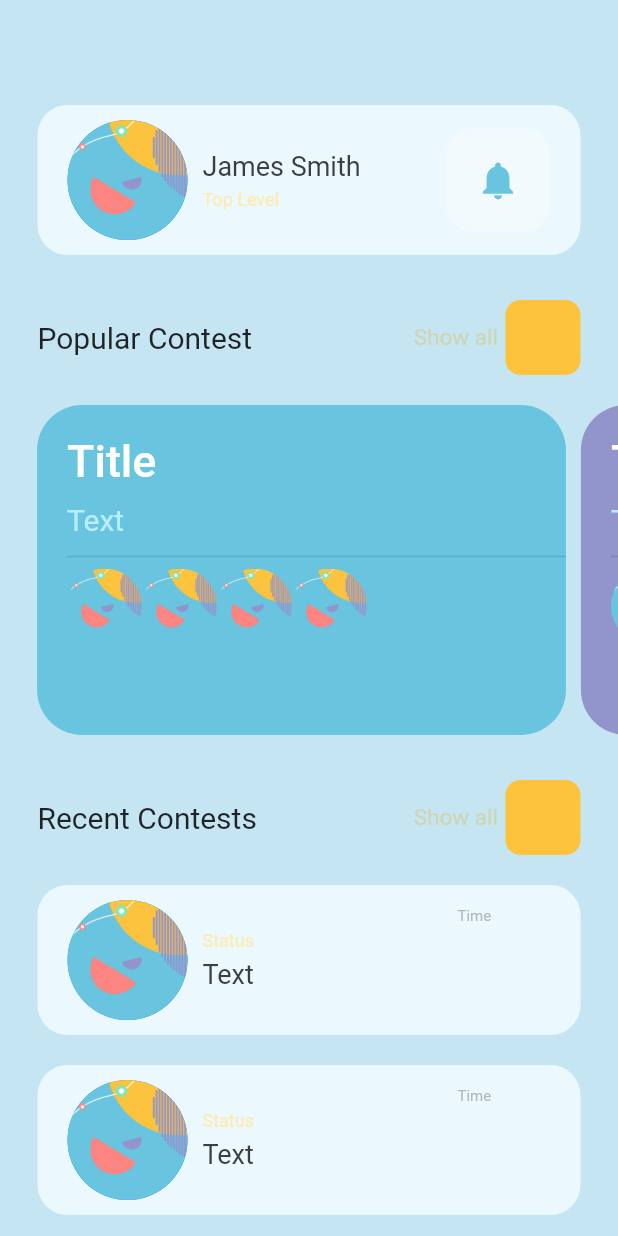
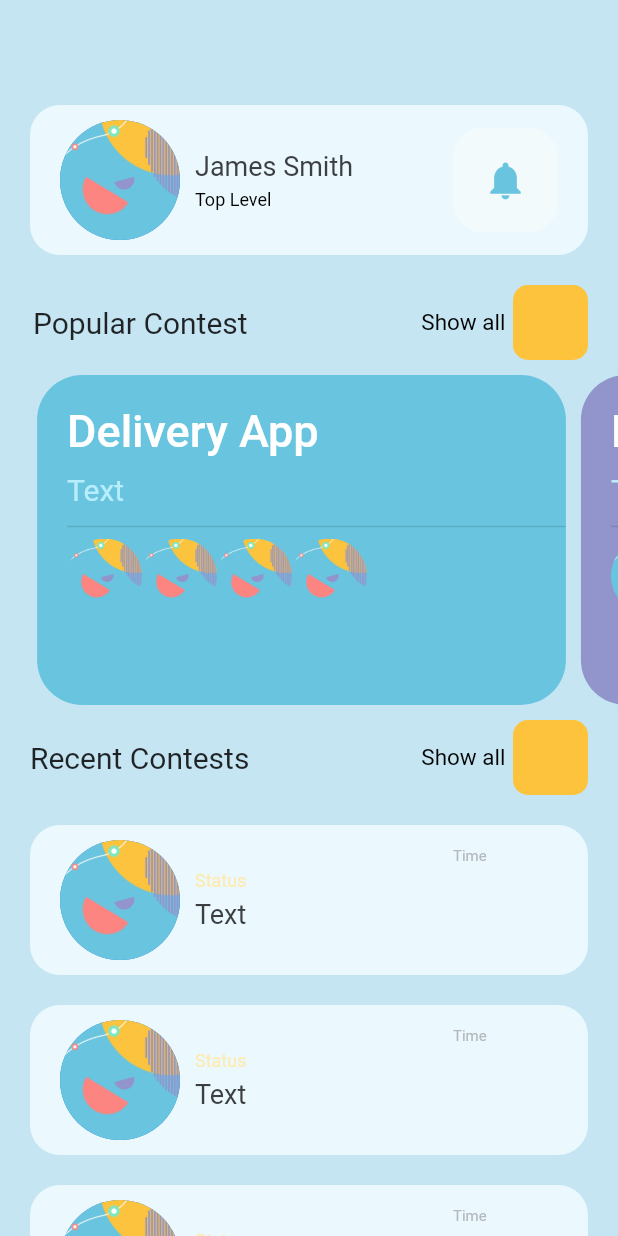
Before and after one commit to mdazadhossain95/flutter_getx, a Flutter app: the ContentPage screen opened directly, on a phone screen of 412 x 824 dp. Run offline on Flutter 3.47's test engine with Material 2 defaults, Android fonts, the phone set to English and light mode, and no system bars; our stand-ins replace get.

```diff
--- a/lib/content_page.dart
+++ b/lib/content_page.dart
@@ -4,6 +4,7 @@ import 'package:flutter/material.dart';
 import 'package:get/get.dart';
 
 import 'my_detail_page.dart';
+
 class ContentPage extends StatefulWidget {
   const ContentPage({Key? key}) : super(key: key);
 
@@ -12,39 +13,64 @@ class ContentPage extends StatefulWidget {
 }
 
 class _ContentPageState extends State<ContentPage> {
+  List list = [];
+  List info = [];
+
+  _readData() async {
+    await DefaultAssetBundle.of(context)
+        .loadString("json/recent.json")
+        .then((s) {
+      setState(() {
+        list = json.decode(s);
+      });
+    });
+    await DefaultAssetBundle.of(context)
+        .loadString("json/detail.json")
+        .then((s) {
+      setState(() {
+        info = json.decode(s);
+      });
+    });
+  }
+
+  @override
+  void initState() {
+    // TODO: implement initState
+    _readData();
+    super.initState();
+  }
 
   @override
   Widget build(BuildContext context) {
-    double height=MediaQuery.of(context).size.height;
-    double width=MediaQuery.of(context).size.width;
-    int _currentIndex  = 0;
-    return
-      Scaffold(
+    double height = MediaQuery.of(context).size.height;
+    double width = MediaQuery.of(context).size.width;
+    int _currentIndex = 0;
+    return Scaffold(
       body: Container(
-          padding: const EdgeInsets.only( top:70),
-          color:Color(0xFFc5e5f3),
+        padding: const EdgeInsets.only(top: 70),
+        color: Color(0xFFc5e5f3),
         child: Column(
           children: [
             //james smith
             Container(
               width: width,
               height: 100,
-                margin: const EdgeInsets.only(left: 25, right: 25),
+              margin: const EdgeInsets.only(left: 20, right: 20),
               decoration: BoxDecoration(
                 borderRadius: BorderRadius.circular(20),
-                  color:Color(0xFFebf8fd),
+                color: Color(0xFFebf8fd),
               ),
               child: Container(
                 padding: const EdgeInsets.only(left: 20, right: 20),
                 child: Row(
                   children: [
                     CircleAvatar(
-                        radius:40,
-                        backgroundImage: AssetImage(
-                            "img/background.jpg"
+                      radius: 40,
+                      backgroundImage: AssetImage("img/background.jpg"),
                     ),
+                    SizedBox(
+                      width: 10,
                     ),
-                      SizedBox(width: 10,),
                     Column(
                       mainAxisAlignment: MainAxisAlignment.center,
                       crossAxisAlignment: CrossAxisAlignment.start,
@@ -52,21 +78,20 @@ class _ContentPageState extends State<ContentPage> {
                         Text(
                           "James Smith",
                           style: TextStyle(
-                                color:Color(0xFF3b3f42),
+                              color: Color(0xFF3b3f42),
                               fontSize: 18,
-                                decoration: TextDecoration.none
+                              decoration: TextDecoration.none),
                         ),
+                        SizedBox(
+                          height: 5,
                         ),
-                          SizedBox(height: 5,),
                         Text(
                           "Top Level",
                           style: TextStyle(
-                                color:Color(0xFFfdebb2),
+                              color: Colors.black,
                               fontSize: 12,
-                                decoration: TextDecoration.none
+                              decoration: TextDecoration.none),
                         ),
-                          ),
-
                       ],
                     ),
                     Expanded(child: Container()),
@@ -75,264 +100,246 @@ class _ContentPageState extends State<ContentPage> {
                       height: 70,
                       decoration: BoxDecoration(
                           borderRadius: BorderRadius.circular(20),
-                            color:Color(0xFFf3fafc)
-                        ),
+                          color: Color(0xFFf3fafc)),
                       child: Center(
                         child: Icon(
                           Icons.notifications,
-                            color:Color(0xFF69c5df),
+                          color: Color(0xFF69c5df),
                           size: 30,
                         ),
                       ),
                     ),
-
                   ],
                 ),
               ),
             ),
-              SizedBox(height: 30,),
+            SizedBox(
+              height: 20,
+            ),
             //popular contest
             Container(
-                padding: const EdgeInsets.only(left: 25, right: 25),
+              padding: const EdgeInsets.only(left: 22, right: 20),
               child: Row(
                 children: [
                   Text(
                     "Popular Contest",
                     style: TextStyle(
-                          color:Color(0xFF1f2326),
+                        color: Color(0xFF1f2326),
                         fontSize: 20,
-                          decoration: TextDecoration.none
-                      ),
+                        decoration: TextDecoration.none),
                   ),
                   Expanded(child: Container()),
                   Text(
                     "Show all",
                     style: TextStyle(
-                          color:Color(0xFFcfd5b3),
+                        color: Colors.black,
                         fontSize: 15,
-                          decoration: TextDecoration.none
+                        decoration: TextDecoration.none),
                   ),
+                  SizedBox(
+                    width: 5,
                   ),
-
-                    SizedBox(width: 5,),
                   Container(
                     width: 50,
                     height: 50,
                     decoration: BoxDecoration(
                         borderRadius: BorderRadius.circular(10),
-                          color: Color(0xFFfdc33c)
-                      ),
-                      child: GestureDetector(
-
-                      ),
+                        color: Color(0xFFfdc33c)),
+                    child: GestureDetector(),
                   )
                 ],
               ),
             ),
-              SizedBox(height: 20,),
+            SizedBox(
+              height: 10,
+            ),
             //list
             Container(
               height: 220,
               child: PageView.builder(
                   controller: PageController(viewportFraction: 0.88),
-                    itemCount: 4,
-                    itemBuilder: (_, i){
+                  itemCount: info.length,
+                  itemBuilder: (_, i) {
                     return GestureDetector(
-
-
                       child: Container(
                         padding: const EdgeInsets.only(left: 20, top: 20),
-                          height: 220,
-                          width: MediaQuery.of(context).size.width-20,
+                        height: 200,
+                        width: MediaQuery.of(context).size.width - 10,
                         margin: const EdgeInsets.only(right: 10),
                         decoration: BoxDecoration(
                             borderRadius: BorderRadius.circular(30),
-                              color:i.isEven?Color(0xFF69c5df):Color(0xFF9294cc)
-                          ),
+                            color: i.isEven
+                                ? const Color(0xFF69c5df)
+                                : const Color(0xFF9294cc)),
                         child: Column(
                           children: [
                             Container(
-                                  child:Row(
+                                child: Row(
                               children: [
                                 Text(
-                                        "Title",
-                                        style: TextStyle(
+                                  info[i]['title'],
+                                  style: const TextStyle(
                                       fontSize: 30,
                                       fontWeight: FontWeight.w500,
-                                            color:Colors.white
-                                        ),
+                                      color: Colors.white),
                                 ),
                                 Expanded(child: Container())
                               ],
-                                  )
-                              ),
-                              SizedBox(height: 10),
+                            )),
+                            const SizedBox(height: 10),
                             Container(
                               width: width,
                               child: Text(
                                 "Text",
                                 style: TextStyle(
-                                      fontSize: 20,
-                                      color:Color(0xFFb8eefc)
+                                    fontSize: 20, color: Color(0xFFb8eefc)),
                               ),
                             ),
+                            SizedBox(
+                              height: 5,
                             ),
-                              SizedBox(height: 5,),
-                              Divider(thickness: 1.0,),
-                              Row(
-                                  children:[for(int i=0; i<4; i++)
+                            Divider(
+                              thickness: 1.0,
+                            ),
+                            Row(children: [
+                              for (int i = 0; i < 4; i++)
                                 Container(
-
                                   width: 50,
                                   height: 50,
                                   child: Container(
-
                                     decoration: BoxDecoration(
                                         borderRadius: BorderRadius.circular(25),
                                         image: DecorationImage(
                                             image: AssetImage(
-                                                    "img/background.jpg"
-                                                ),
-                                                fit: BoxFit.cover
-                                            )
-                                        ),
+                                                "img/background.jpg"),
+                                            fit: BoxFit.cover)),
                                   ),
                                 )
-                                  ]
-
-
-
-                              ),
+                            ]),
                           ],
                         ),
                       ),
                     );
                   }),
             ),
-              SizedBox(height: 30,),
+            SizedBox(
+              height: 10,
+            ),
             //recent contests
             Container(
-                padding: const EdgeInsets.only(left: 25, right: 25),
+              padding: const EdgeInsets.only(left: 20, right: 20),
               child: Row(
                 children: [
                   Text(
                     "Recent Contests",
                     style: TextStyle(
-                          color:Color(0xFF1f2326),
+                        color: Color(0xFF1f2326),
                         fontSize: 20,
-                          decoration: TextDecoration.none
-                      ),
+                        decoration: TextDecoration.none),
                   ),
                   Expanded(child: Container()),
                   Text(
                     "Show all",
                     style: TextStyle(
-                          color:Color(0xFFcfd5b3),
+                        color: Colors.black,
                         fontSize: 15,
-                          decoration: TextDecoration.none
+                        decoration: TextDecoration.none),
                   ),
+                  SizedBox(
+                    width: 5,
                   ),
-
-                    SizedBox(width: 5,),
                   Container(
                     width: 50,
                     height: 50,
                     decoration: BoxDecoration(
                         borderRadius: BorderRadius.circular(10),
-                          color: Color(0xFFfdc33c)
-                      ),
-                      child: GestureDetector(
-
-                      ),
+                        color: Color(0xFFfdc33c)),
+                    child: GestureDetector(),
                   )
                 ],
               ),
             ),
-              SizedBox(height: 20,),
+            SizedBox(
+              height: 20,
+            ),
             Expanded(
-                  child:   MediaQuery.removePadding(context: context,
+                child: MediaQuery.removePadding(
+                    context: context,
                     removeTop: true,
                     child: ListView.builder(
                         shrinkWrap: true,
                         scrollDirection: Axis.vertical,
                         itemCount: 4,
-                          itemBuilder: (_, i){
+                        itemBuilder: (_, i) {
                           return Container(
                             width: width,
                             height: 100,
-                              margin: const EdgeInsets.only(left: 25, right: 25, bottom: 20),
+                            margin: const EdgeInsets.only(
+                                left: 20, right: 20, bottom: 20),
                             decoration: BoxDecoration(
                               borderRadius: BorderRadius.circular(20),
-                                color:Color(0xFFebf8fd),
+                              color: Color(0xFFebf8fd),
                             ),
                             child: Container(
-                                padding: const EdgeInsets.only(left: 20, right: 20),
+                              padding:
+                                  const EdgeInsets.only(left: 20, right: 20),
                               child: Row(
                                 children: [
                                   CircleAvatar(
-                                      radius:40,
-                                      backgroundImage: AssetImage(
-                                          "img/background.jpg"
+                                    radius: 40,
+                                    backgroundImage:
+                                        AssetImage("img/background.jpg"),
                                   ),
+                                  SizedBox(
+                                    width: 10,
                                   ),
-                                    SizedBox(width: 10,),
                                   Column(
                                     mainAxisAlignment: MainAxisAlignment.center,
-                                      crossAxisAlignment: CrossAxisAlignment.start,
+                                    crossAxisAlignment:
+                                        CrossAxisAlignment.start,
                                     children: [
                                       Text(
                                         "Status",
                                         style: TextStyle(
-                                              color:Color(0xFFfdebb2),
+                                            color: Color(0xFFfdebb2),
                                             fontSize: 12,
-                                              decoration: TextDecoration.none
+                                            decoration: TextDecoration.none),
                                       ),
+                                      SizedBox(
+                                        height: 5,
                                       ),
-                                        SizedBox(height: 5,),
                                       SizedBox(
                                         width: 170,
                                         child: Text(
                                           "Text",
-
                                           style: TextStyle(
-                                                color:Color(0xFF3b3f42),
+                                              color: Color(0xFF3b3f42),
                                               fontSize: 18,
-                                                decoration: TextDecoration.none
-                                            ),
+                                              decoration: TextDecoration.none),
                                         ),
                                       )
-
                                     ],
                                   ),
                                   Expanded(child: Container()),
                                   Container(
                                     width: 70,
                                     height: 70,
-
                                     child: Text(
                                       "Time",
                                       style: TextStyle(
                                           fontSize: 10,
                                           decoration: TextDecoration.none,
-                                            color:Color(0xFFb2b8bb)
+                                          color: Color(0xFFb2b8bb)),
                                     ),
-                                      ),
-                                    ),
-
-                                  ],
-                                ),
-                              ),
-                            );
-                          })
-
-                  )
-
                                   ),
                                 ],
                               ),
                             ),
                           );
-
-
+                        }))),
+          ],
+        ),
+      ),
+    );
   }
 }
--- a/lib/main.dart
+++ b/lib/main.dart
@@ -12,14 +12,17 @@ class MyApp extends StatelessWidget {
   // This widget is the root of your application.
   @override
   Widget build(BuildContext context) {
-    return MaterialApp(
+    return GetMaterialApp(
       title: 'Flutter Demo',
       debugShowCheckedModeBanner: false,
       theme: ThemeData(
 
         primarySwatch: Colors.blue,
       ),
-      home: Container(color: Colors.white,),
+      initialRoute: "/",
+      getPages: [
+        GetPage(name: "/", page: ()=>const MyHomePage())
+      ],
     );
   }
 }
--- a/lib/my_home_page.dart
+++ b/lib/my_home_page.dart
@@ -77,7 +77,7 @@ class _MyHomePageState extends State<MyHomePage> {
                         shape: RoundedRectangleBorder(
                           borderRadius: BorderRadius.circular(30.0),
                         ),),
-                      onPressed: ()=>Container(),
+                      onPressed: ()=>Get.to(()=> ContentPage()),
                       child: Text(
                         "Get started",
                         style: TextStyle(
--- a/pubspec.yaml
+++ b/pubspec.yaml
@@ -52,7 +52,7 @@ flutter:
   assets:
      - img/
      - json/
-     #Hello
+
 
   # An image asset can refer to one or more resolution-specific "variants", see
   # https://flutter.dev/assets-and-images/#resolution-aware.
```
Also changed, not shown: json/detail.json (added, +36 -0 lines), json/img.json (added, +27 -0 lines), json/recent.json (added, +27 -0 lines), 1 other file. Lines whose indentation alone changed are shown as unchanged.
